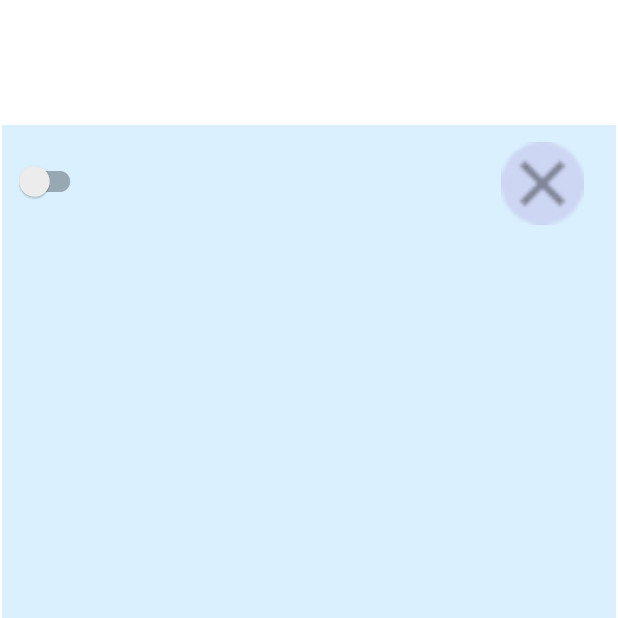
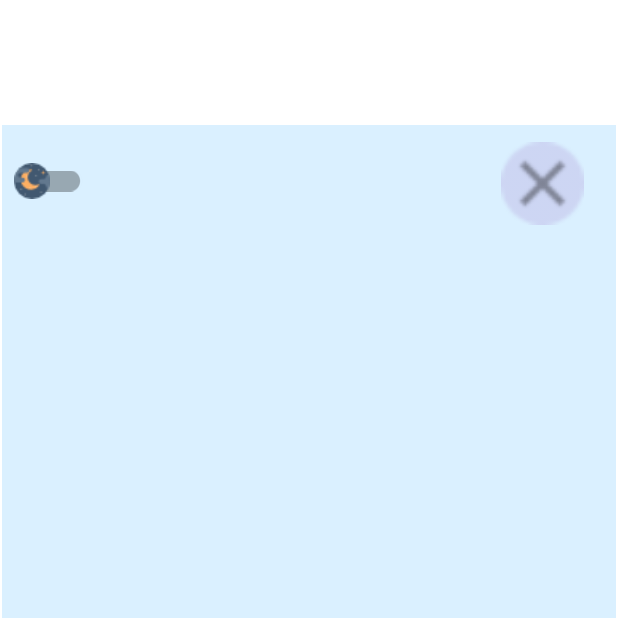
Before and after one commit to kuscuhasann/MyDictionary, an Android app: the MyDictionaryFragment screen opened directly, with no data from a screen before it, on a phone screen of 412 x 824 dp, the top half of it. Run offline under Robolectric (Android 15) with nearby library versions, the phone set to English and light mode, and no system bars; our stand-ins replace Room's generated code, data binding; 1 statement that could not run was skipped.

Commit message:
Switch Button Desinged

```diff
--- /dev/null
+++ b/app/src/main/res/drawable/switch_button_design.xml
@@ -0,0 +1,20 @@
+<?xml version="1.0" encoding="utf-8"?>
+<selector xmlns:android="http://schemas.android.com/apk/res/android">
+    <item android:state_checked="false"
+        android:drawable="@drawable/night_icon">
+        <shape android:shape="oval">
+            <solid android:color="#ffffff"/>
+            <size android:width="20dp"
+                android:height="20dp"/>
+        </shape>
+    </item>
+
+    <item android:state_checked="true"
+        android:drawable="@drawable/sun_icon">
+        <shape android:shape="oval">
+            <solid android:color="#ffffff"/>
+            <size android:width="20dp"
+                android:height="20dp"/>
+        </shape>
+    </item>
+</selector>
--- a/app/src/main/res/layout/fragment_my_dictionary.xml
+++ b/app/src/main/res/layout/fragment_my_dictionary.xml
@@ -96,6 +96,7 @@
             android:layout_width="wrap_content"
             android:layout_height="wrap_content"
             android:layout_margin="@dimen/eight_point"
+            android:thumb="@drawable/switch_button_design"
             app:layout_constraintBottom_toTopOf="@+id/recyclerViewMyDictionaryWords"
             app:layout_constraintStart_toStartOf="parent"
             app:layout_constraintTop_toTopOf="parent" />
```
Also changed, not shown: app/src/main/res/drawable/night_icon.png (added), app/src/main/res/drawable/sun_icon.png (added).
